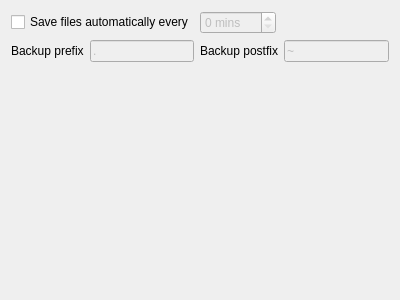
The window that src/prymatex/gui/config/ui_files/save.ui (prymatex/prymatex) describes before a commit, drawn with Qt 5.
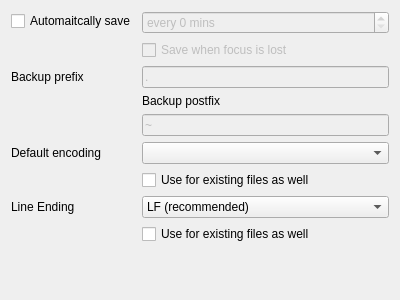
The same window after the commit. Icons and pictures are not drawn.

Commit message: Some more work appied to dialogs

The edit to the form file:
```diff
--- a/src/prymatex/gui/config/ui_files/save.ui
+++ b/src/prymatex/gui/config/ui_files/save.ui
@@ -2,6 +2,9 @@
 <ui version="4.0">
  <class>Save</class>
  <widget class="QWidget" name="Save">
+  <property name="enabled">
+   <bool>true</bool>
+  </property>
   <property name="geometry">
    <rect>
     <x>0</x>
@@ -17,55 +20,16 @@
    <iconset resource="../../../res.qrc">
     <normaloff>:/actions/resources/actions/document-save-all.png</normaloff>:/actions/resources/actions/document-save-all.png</iconset>
   </property>
-  <layout class="QVBoxLayout" name="verticalLayout">
-   <item>
-    <layout class="QHBoxLayout" name="horizontalLayout_2">
-     <item>
-      <widget class="QCheckBox" name="checkBox_2">
-       <property name="text">
-        <string>Save files automatically every</string>
-       </property>
-      </widget>
-     </item>
-     <item>
-      <widget class="QSpinBox" name="spinBox">
-       <property name="enabled">
-        <bool>false</bool>
-       </property>
-       <property name="suffix">
-        <string> mins</string>
-       </property>
-       <property name="maximum">
-        <number>120</number>
-       </property>
-      </widget>
-     </item>
-     <item>
-      <spacer name="horizontalSpacer">
-       <property name="orientation">
-        <enum>Qt::Horizontal</enum>
-       </property>
-       <property name="sizeHint" stdset="0">
-        <size>
-         <width>40</width>
-         <height>20</height>
-        </size>
-       </property>
-      </spacer>
-     </item>
-    </layout>
-   </item>
-   <item>
-    <layout class="QHBoxLayout" name="horizontalLayout">
-     <item>
+  <layout class="QFormLayout" name="formLayout">
+   <item row="5" column="0">
       <widget class="QLabel" name="label">
        <property name="text">
         <string>Backup prefix</string>
        </property>
       </widget>
      </item>
-     <item>
-      <widget class="QLineEdit" name="lineEdit">
+   <item row="5" column="1">
+    <widget class="QLineEdit" name="lineBackupPrefix">
        <property name="enabled">
         <bool>false</bool>
        </property>
@@ -74,15 +38,15 @@
        </property>
       </widget>
      </item>
-     <item>
+   <item row="6" column="1">
       <widget class="QLabel" name="label_2">
        <property name="text">
         <string>Backup postfix</string>
        </property>
       </widget>
      </item>
-     <item>
-      <widget class="QLineEdit" name="lineEdit_2">
+   <item row="7" column="1">
+    <widget class="QLineEdit" name="lineBackupPostfix">
        <property name="enabled">
         <bool>false</bool>
        </property>
@@ -91,20 +55,83 @@
        </property>
       </widget>
      </item>
-    </layout>
+   <item row="8" column="0">
+    <widget class="QLabel" name="label_3">
+     <property name="text">
+      <string>Default encoding</string>
+     </property>
+    </widget>
    </item>
+   <item row="8" column="1">
+    <widget class="QComboBox" name="comboEncodings"/>
+   </item>
+   <item row="10" column="0">
+    <widget class="QLabel" name="label_4">
+     <property name="text">
+      <string>Line Ending</string>
+     </property>
+    </widget>
+   </item>
+   <item row="10" column="1">
+    <widget class="QComboBox" name="comboBox">
    <item>
-    <spacer name="verticalSpacer">
-     <property name="orientation">
-      <enum>Qt::Vertical</enum>
-     </property>
-     <property name="sizeHint" stdset="0">
-      <size>
-       <width>20</width>
-       <height>193</height>
-      </size>
-     </property>
-    </spacer>
+      <property name="text">
+       <string>LF (recommended)</string>
+      </property>
+     </item>
+     <item>
+      <property name="text">
+       <string>CR + LF</string>
+      </property>
+     </item>
+    </widget>
+   </item>
+   <item row="11" column="1">
+    <widget class="QCheckBox" name="checkBox">
+     <property name="text">
+      <string>Use for existing files as well</string>
+     </property>
+    </widget>
+   </item>
+   <item row="9" column="1">
+    <widget class="QCheckBox" name="checkBox_3">
+     <property name="text">
+      <string>Use for existing files as well</string>
+     </property>
+    </widget>
+   </item>
+   <item row="4" column="1">
+    <widget class="QCheckBox" name="checkBox_4">
+     <property name="enabled">
+      <bool>false</bool>
+     </property>
+     <property name="text">
+      <string>Save when focus is lost</string>
+     </property>
+    </widget>
+   </item>
+   <item row="2" column="0">
+    <widget class="QCheckBox" name="checkAutoSave">
+     <property name="text">
+      <string>Automaitcally save</string>
+     </property>
+    </widget>
+   </item>
+   <item row="2" column="1">
+    <widget class="QSpinBox" name="spinSaveInterval">
+     <property name="enabled">
+      <bool>false</bool>
+     </property>
+     <property name="suffix">
+      <string> mins</string>
+     </property>
+     <property name="prefix">
+      <string>every </string>
+     </property>
+     <property name="maximum">
+      <number>120</number>
+     </property>
+    </widget>
    </item>
   </layout>
  </widget>
```
Left out of the diff: 40 changed lines with no effect on the pictures. Lines whose indentation alone changed are shown as unchanged. The commit also changes 5 other files.
